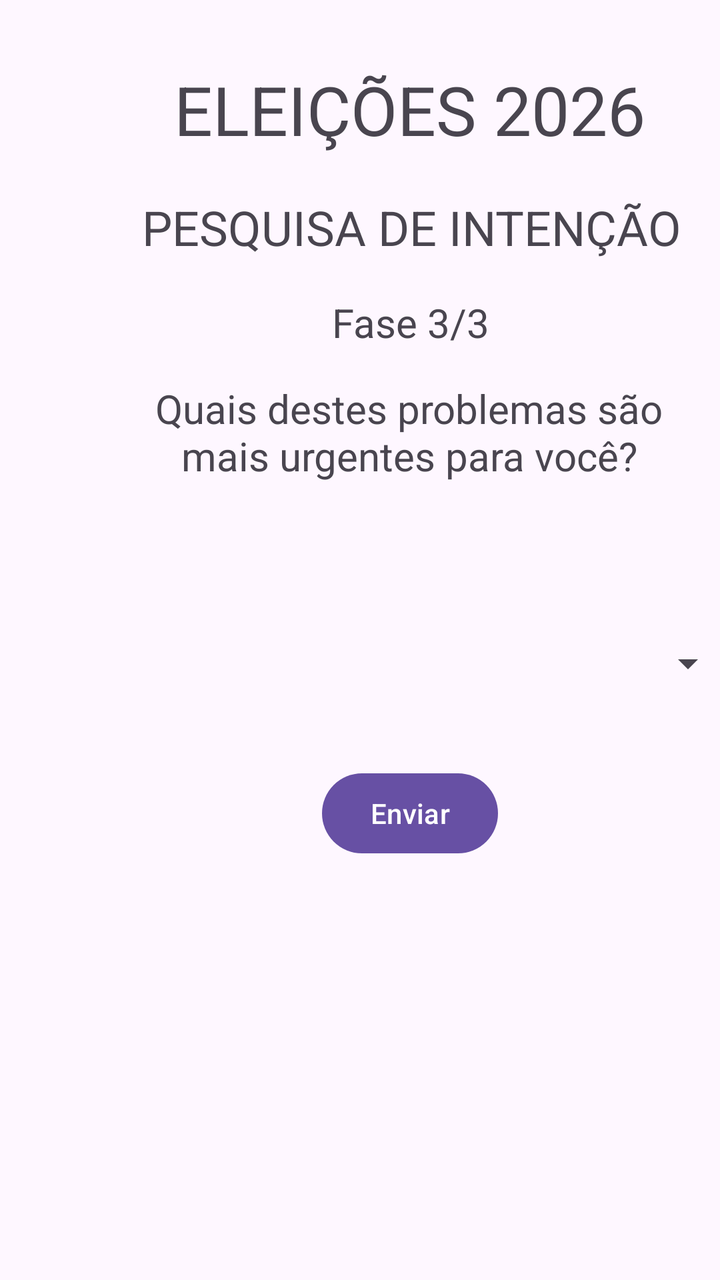
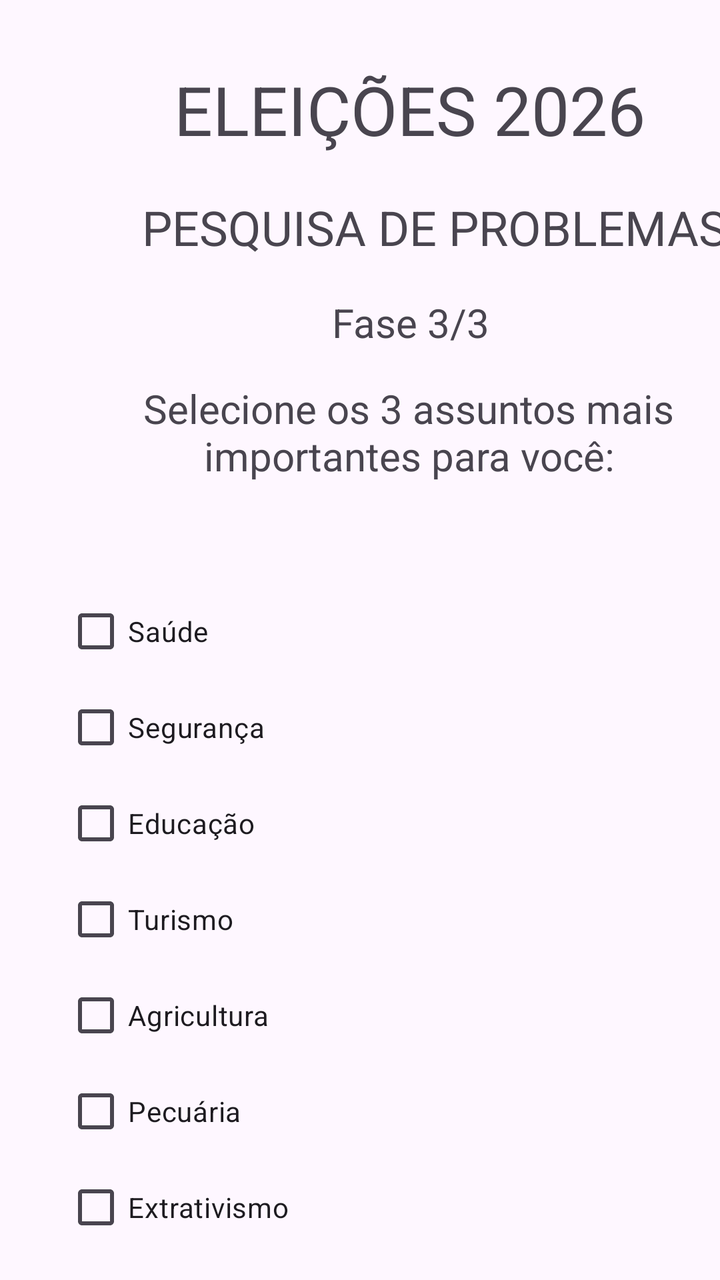

Before-and-after screenshots of an Android layout around one commit, followed by the original layout XML and the change that was made.
<!-- AndroidManifest.xml: application theme Theme.PesquisaEleitoral -->
<!-- res/layout/activity_problemas.xml -->
<?xml version="1.0" encoding="utf-8"?>
<androidx.constraintlayout.widget.ConstraintLayout xmlns:android="http://schemas.android.com/apk/res/android"
    xmlns:app="http://schemas.android.com/apk/res-auto"
    xmlns:tools="http://schemas.android.com/tools"
    android:id="@+id/main"
    android:layout_width="match_parent"
    android:layout_height="match_parent"
    tools:context=".ProblemasActivity">

    <TextView
        android:id="@+id/textView12"
        android:layout_width="289dp"
        android:layout_height="85dp"
        android:layout_marginStart="60dp"
        android:layout_marginTop="16dp"
        android:gravity="center_horizontal"
        android:text="Quais destes problemas são mais urgentes para você?"
        android:textSize="20sp"
        app:layout_constraintStart_toStartOf="parent"
        app:layout_constraintTop_toBottomOf="@+id/textView13" />

    <Button
        android:id="@+id/btConfirmar"
        android:layout_width="wrap_content"
        android:layout_height="wrap_content"
        android:layout_marginStart="161dp"
        android:layout_marginTop="24dp"
        android:text="Enviar"
        app:layout_constraintStart_toStartOf="parent"
        app:layout_constraintTop_toBottomOf="@+id/spinnerProblema" />

    <TextView
        android:id="@+id/textView13"
        android:layout_width="wrap_content"
        android:layout_height="wrap_content"
        android:layout_marginStart="166dp"
        android:layout_marginTop="18dp"
        android:text="Fase 3/3"
        android:textSize="20sp"
        app:layout_constraintStart_toStartOf="parent"
        app:layout_constraintTop_toBottomOf="@+id/textView11" />

    <TextView
        android:id="@+id/textView14"
        android:layout_width="wrap_content"
        android:layout_height="wrap_content"
        android:layout_marginStart="87dp"
        android:layout_marginTop="32dp"
        android:text="ELEIÇÕES 2026"
        android:textSize="34sp"
        app:layout_constraintStart_toStartOf="parent"
        app:layout_constraintTop_toTopOf="parent" />

    <TextView
        android:id="@+id/textView11"
        android:layout_width="wrap_content"
        android:layout_height="wrap_content"
        android:layout_marginStart="71dp"
        android:layout_marginTop="20dp"
        android:text="PESQUISA DE INTENÇÃO"
        android:textSize="24sp"
        app:layout_constraintStart_toStartOf="parent"
        app:layout_constraintTop_toBottomOf="@+id/textView14" />

    <Spinner
        android:id="@+id/spinnerProblema"
        android:layout_width="326dp"
        android:layout_height="54dp"
        android:layout_marginStart="42dp"
        android:layout_marginTop="29dp"
        app:layout_constraintStart_toStartOf="parent"
        app:layout_constraintTop_toBottomOf="@+id/textView12" />
</androidx.constraintlayout.widget.ConstraintLayout>
<!-- resources referenced by this layout -->
<resources>
  <style name="Theme.PesquisaEleitoral" parent="Base.Theme.PesquisaEleitoral" />
  <style name="Base.Theme.PesquisaEleitoral" parent="Theme.Material3.DayNight.NoActionBar">
          
          
      </style>
</resources>

<!-- the commit's change to res/layout/activity_problemas.xml (unified diff, before → after) -->
@@ -6,39 +6,6 @@
     android:layout_width="match_parent"
     android:layout_height="match_parent"
     tools:context=".ProblemasActivity">
-
-    <TextView
-        android:id="@+id/textView12"
-        android:layout_width="289dp"
-        android:layout_height="85dp"
-        android:layout_marginStart="60dp"
-        android:layout_marginTop="16dp"
-        android:gravity="center_horizontal"
-        android:text="Quais destes problemas são mais urgentes para você?"
-        android:textSize="20sp"
-        app:layout_constraintStart_toStartOf="parent"
-        app:layout_constraintTop_toBottomOf="@+id/textView13" />
-
-    <Button
-        android:id="@+id/btConfirmar"
-        android:layout_width="wrap_content"
-        android:layout_height="wrap_content"
-        android:layout_marginStart="161dp"
-        android:layout_marginTop="24dp"
-        android:text="Enviar"
-        app:layout_constraintStart_toStartOf="parent"
-        app:layout_constraintTop_toBottomOf="@+id/spinnerProblema" />
-
-    <TextView
-        android:id="@+id/textView13"
-        android:layout_width="wrap_content"
-        android:layout_height="wrap_content"
-        android:layout_marginStart="166dp"
-        android:layout_marginTop="18dp"
-        android:text="Fase 3/3"
-        android:textSize="20sp"
-        app:layout_constraintStart_toStartOf="parent"
-        app:layout_constraintTop_toBottomOf="@+id/textView11" />
 
     <TextView
         android:id="@+id/textView14"
@@ -57,17 +24,97 @@
         android:layout_height="wrap_content"
         android:layout_marginStart="71dp"
         android:layout_marginTop="20dp"
-        android:text="PESQUISA DE INTENÇÃO"
+        android:text="PESQUISA DE PROBLEMAS"
         android:textSize="24sp"
         app:layout_constraintStart_toStartOf="parent"
         app:layout_constraintTop_toBottomOf="@+id/textView14" />
 
-    <Spinner
-        android:id="@+id/spinnerProblema"
-        android:layout_width="326dp"
-        android:layout_height="54dp"
-        android:layout_marginStart="42dp"
-        android:layout_marginTop="29dp"
+    <TextView
+        android:id="@+id/textView13"
+        android:layout_width="wrap_content"
+        android:layout_height="wrap_content"
+        android:layout_marginStart="166dp"
+        android:layout_marginTop="18dp"
+        android:text="Fase 3/3"
+        android:textSize="20sp"
         app:layout_constraintStart_toStartOf="parent"
-        app:layout_constraintTop_toBottomOf="@+id/textView12" />
+        app:layout_constraintTop_toBottomOf="@+id/textView11" />
+
+    <TextView
+        android:id="@+id/textView12"
+        android:layout_width="289dp"
+        android:layout_height="85dp"
+        android:layout_marginStart="60dp"
+        android:layout_marginTop="16dp"
+        android:gravity="center_horizontal"
+        android:text="Selecione os 3 assuntos mais importantes para você:"
+        android:textSize="20sp"
+        app:layout_constraintStart_toStartOf="parent"
+        app:layout_constraintTop_toBottomOf="@+id/textView13" />
+
+    <LinearLayout
+        android:id="@+id/linearProblemas"
+        android:layout_width="0dp"
+        android:layout_height="wrap_content"
+        android:layout_marginStart="32dp"
+        android:layout_marginTop="16dp"
+        android:layout_marginEnd="32dp"
+        android:orientation="vertical"
+        app:layout_constraintEnd_toEndOf="parent"
+        app:layout_constraintStart_toStartOf="parent"
+        app:layout_constraintTop_toBottomOf="@+id/textView12">
+
+        <CheckBox
+            android:id="@+id/cbSaude"
+            android:layout_width="match_parent"
+            android:layout_height="wrap_content"
+            android:text="Saúde" />
+
+        <CheckBox
+            android:id="@+id/cbSeguranca"
+            android:layout_width="match_parent"
+            android:layout_height="wrap_content"
+            android:text="Segurança" />
+
+        <CheckBox
+            android:id="@+id/cbEducacao"
+            android:layout_width="match_parent"
+            android:layout_height="wrap_content"
+            android:text="Educação" />
+
+        <CheckBox
+            android:id="@+id/cbTurismo"
+            android:layout_width="match_parent"
+            android:layout_height="wrap_content"
+            android:text="Turismo" />
+
+        <CheckBox
+            android:id="@+id/cbAgricultura"
+            android:layout_width="match_parent"
+            android:layout_height="wrap_content"
+            android:text="Agricultura" />
+
+        <CheckBox
+            android:id="@+id/cbPecuaria"
+            android:layout_width="match_parent"
+            android:layout_height="wrap_content"
+            android:text="Pecuária" />
+
+        <CheckBox
+            android:id="@+id/cbExtrativismo"
+            android:layout_width="match_parent"
+            android:layout_height="wrap_content"
+            android:text="Extrativismo" />
+    </LinearLayout>
+
+    <Button
+        android:id="@+id/btConfirmar"
+        android:layout_width="wrap_content"
+        android:layout_height="wrap_content"
+        android:layout_marginTop="24dp"
+        android:text="Enviar"
+        app:layout_constraintEnd_toEndOf="parent"
+        app:layout_constraintStart_toStartOf="parent"
+        app:layout_constraintTop_toBottomOf="@+id/linearProblemas" />
+
 </androidx.constraintlayout.widget.ConstraintLayout>
